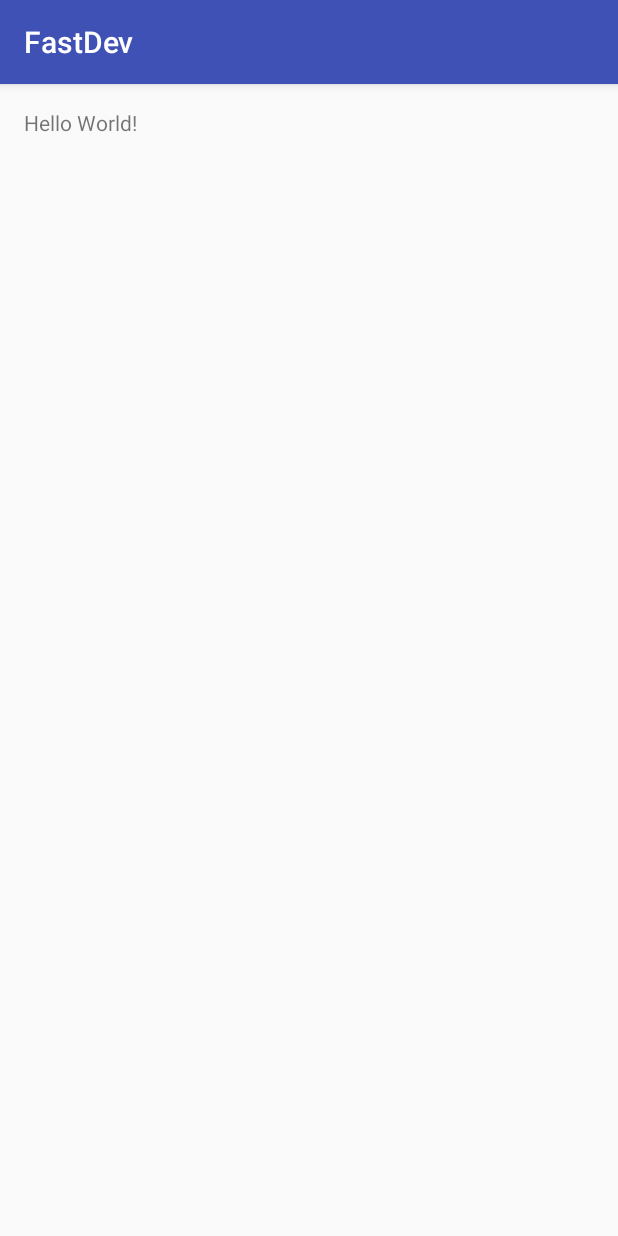
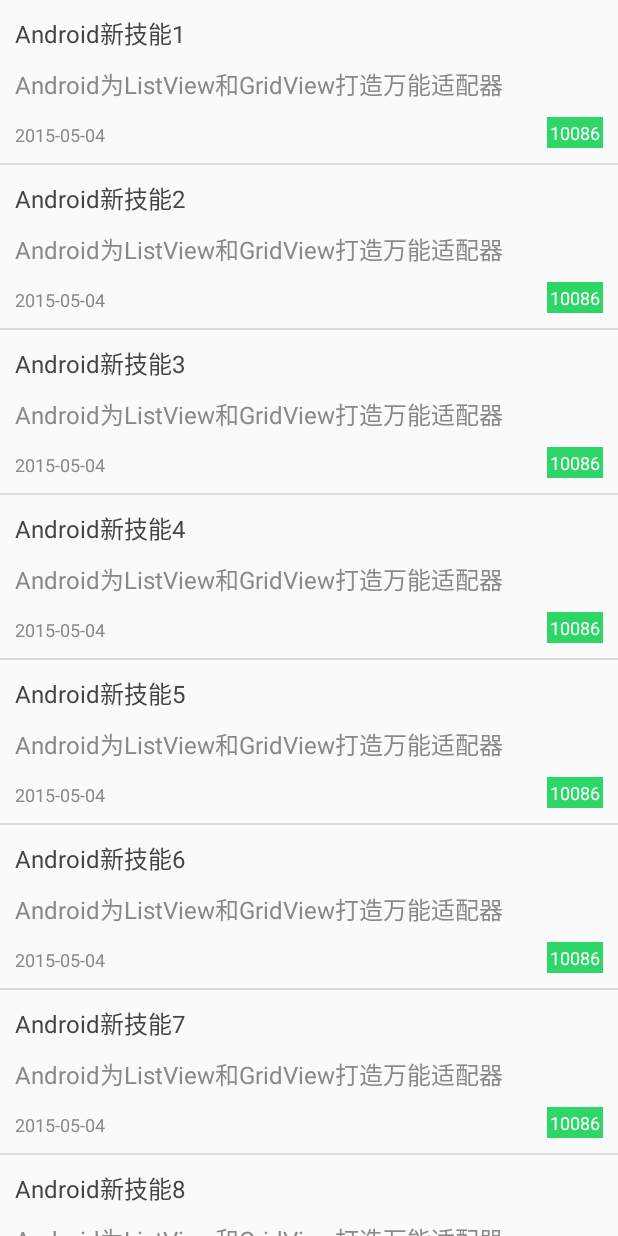
Before and after one commit to mao6/FastDev, an Android app: the screen it shows after launch (MainActivity), on a phone screen of 412 x 824 dp. Run offline under Robolectric (Android 15) with nearby library versions, the phone set to English and light mode, and no system bars.

Commit message:
android 打造万能适配器

```diff
--- /dev/null
+++ b/app/src/main/java/com/aomao/fastdev/Bean.java
@@ -0,0 +1,55 @@
+package com.aomao.fastdev;
+
+/**
+ * Created by aomao on 2017/3/26.
+ */
+
+public class Bean {
+    private String title;
+    private String desc;
+    private String time;
+    private String phone;
+
+    public Bean() {
+    }
+
+    public Bean(String title, String desc, String time, String phone) {
+        this.title = title;
+
+        this.desc = desc;
+        this.time = time;
+        this.phone = phone;
+    }
+
+    public String getTitle() {
+        return title;
+    }
+
+    public void setTitle(String title) {
+        this.title = title;
+    }
+
+    public String getDesc() {
+        return desc;
+    }
+
+    public void setDesc(String desc) {
+        this.desc = desc;
+    }
+
+    public String getTime() {
+        return time;
+    }
+
+    public void setTime(String time) {
+        this.time = time;
+    }
+
+    public String getPhone() {
+        return phone;
+    }
+
+    public void setPhone(String phone) {
+        this.phone = phone;
+    }
+}
--- /dev/null
+++ b/app/src/main/java/com/aomao/fastdev/DemoAdapter.java
@@ -0,0 +1,76 @@
+package com.aomao.fastdev;
+
+import android.content.Context;
+import android.view.LayoutInflater;
+import android.view.View;
+import android.view.ViewGroup;
+import android.widget.BaseAdapter;
+import android.widget.TextView;
+
+import java.util.List;
+
+/**
+ * Created by aomao on 2017/3/26.
+ */
+
+public class DemoAdapter extends BaseAdapter{
+    private LayoutInflater mInflater;
+    private List<Bean> mDatas;
+    //MyAdapter需要一个Context，通过Context获得Layout.inflater，然后通过inflater加载item的布局
+    public DemoAdapter(Context context, List<Bean> datas) {
+
+        mInflater = LayoutInflater.from(context);
+        mDatas = datas;
+    }
+    @Override
+    public int getCount() {
+        return mDatas.size();
+    }
+
+    @Override
+    public Object getItem(int position) {
+        return mDatas.get(position);
+    }
+
+    @Override
+    public long getItemId(int position) {
+        return position;
+    }
+
+    //这个方法才是重点，我们要为它编写一个ViewHolder
+    @Override
+    public View getView(int position, View convertView, ViewGroup parent) {
+        ViewHolder holder = null;
+        if (convertView == null) {
+            convertView = mInflater.inflate(R.layout.item_listview, parent, false); //加载布局
+            holder = new ViewHolder();
+
+            holder.titleTv = (TextView) convertView.findViewById(R.id.titleTv);
+            holder.descTv = (TextView) convertView.findViewById(R.id.descTv);
+            holder.timeTv = (TextView) convertView.findViewById(R.id.timeTv);
+            holder.phoneTv = (TextView) convertView.findViewById(R.id.phoneTv);
+
+            convertView.setTag(holder);
+        } else { //else里面说明，convertView已经被复用了，说明convertView中已经设置过tag了，即holder
+            holder = (ViewHolder) convertView.getTag();
+        }
+
+        Bean bean = mDatas.get(position);
+        holder.titleTv.setText(bean.getTitle());
+        holder.descTv.setText(bean.getDesc());
+        holder.timeTv.setText(bean.getTime());
+        holder.phoneTv.setText(bean.getPhone());
+
+        return convertView;
+    }
+
+    //这个ViewHolder只能服务于当前这个特定的adapter，因为ViewHolder里会指定item的控件，不同的ListView，item可能不同，所以ViewHolder写成一个私有的类
+    private class ViewHolder {
+        TextView titleTv;
+        TextView descTv;
+        TextView timeTv;
+        TextView phoneTv;
+    }
+
+
+}
--- a/app/src/main/java/com/aomao/fastdev/MainActivity.java
+++ b/app/src/main/java/com/aomao/fastdev/MainActivity.java
@@ -1,13 +1,69 @@
 package com.aomao.fastdev;
 
+import android.app.Activity;
 import android.support.v7.app.AppCompatActivity;
 import android.os.Bundle;
+import android.widget.ListView;
 
-public class MainActivity extends AppCompatActivity {
+import java.util.ArrayList;
+import java.util.List;
+
+public class MainActivity extends Activity {
+
+    private ListView listView;
+    private List<Bean> mDatas;
+    private DemoAdapter mAdapter;
 
     @Override
     protected void onCreate(Bundle savedInstanceState) {
         super.onCreate(savedInstanceState);
         setContentView(R.layout.activity_main);
+
+        initView();
+        initData();
+
+    }
+
+    //方法：初始化View
+    private void initView() {
+        listView = (ListView) findViewById(R.id.listView);
+    }
+
+    //方法；初始化Data
+    private void initData() {
+        mDatas = new ArrayList<Bean>();
+
+        //将数据装到集合中去
+        Bean bean = new Bean("Android新技能1", "Android为ListView和GridView打造万能适配器", "2015-05-04", "10086");
+        mDatas.add(bean);
+
+        bean = new Bean("Android新技能2", "Android为ListView和GridView打造万能适配器", "2015-05-04", "10086");
+        mDatas.add(bean);
+
+        bean = new Bean("Android新技能3", "Android为ListView和GridView打造万能适配器", "2015-05-04", "10086");
+        mDatas.add(bean);
+
+        bean = new Bean("Android新技能4", "Android为ListView和GridView打造万能适配器", "2015-05-04", "10086");
+        mDatas.add(bean);
+
+        bean = new Bean("Android新技能5", "Android为ListView和GridView打造万能适配器", "2015-05-04", "10086");
+        mDatas.add(bean);
+
+        bean = new Bean("Android新技能6", "Android为ListView和GridView打造万能适配器", "2015-05-04", "10086");
+        mDatas.add(bean);
+
+        bean = new Bean("Android新技能7", "Android为ListView和GridView打造万能适配器", "2015-05-04", "10086");
+        mDatas.add(bean);
+
+        bean = new Bean("Android新技能8", "Android为ListView和GridView打造万能适配器", "2015-05-04", "10086");
+        mDatas.add(bean);
+
+        bean = new Bean("Android新技能9", "Android为ListView和GridView打造万能适配器", "2015-05-04", "10086");
+        mDatas.add(bean);
+
+        //为数据绑定适配器
+        mAdapter = new DemoAdapter(this,mDatas);
+
+        listView.setAdapter(mAdapter);
     }
 }
--- a/app/src/main/res/layout/activity_main.xml
+++ b/app/src/main/res/layout/activity_main.xml
@@ -1,17 +1,11 @@
-<?xml version="1.0" encoding="utf-8"?>
 <RelativeLayout xmlns:android="http://schemas.android.com/apk/res/android"
     xmlns:tools="http://schemas.android.com/tools"
     android:layout_width="match_parent"
-    android:layout_height="match_parent"
-    android:paddingBottom="@dimen/activity_vertical_margin"
-    android:paddingLeft="@dimen/activity_horizontal_margin"
-    android:paddingRight="@dimen/activity_horizontal_margin"
-    android:paddingTop="@dimen/activity_vertical_margin"
-    tools:context="com.aomao.fastdev.MainActivity">
+    android:layout_height="match_parent">
 
-    <TextView
-        android:id="@+id/haha"
-        android:layout_width="wrap_content"
-        android:layout_height="wrap_content"
-        android:text="Hello World!" />
+    <ListView
+        android:id="@+id/listView"
+        android:layout_width="match_parent"
+        android:layout_height="match_parent"></ListView>
+
 </RelativeLayout>
--- /dev/null
+++ b/app/src/main/res/layout/item_listview.xml
@@ -0,0 +1,55 @@
+<RelativeLayout xmlns:android="http://schemas.android.com/apk/res/android"
+    xmlns:tools="http://schemas.android.com/tools"
+    android:layout_width="match_parent"
+    android:layout_height="match_parent"
+    android:padding="10dp">
+
+    <TextView
+        android:id="@+id/titleTv"
+        android:layout_width="wrap_content"
+        android:layout_height="wrap_content"
+        android:singleLine="true"
+        android:text="Android新技能"
+        android:textColor="#444"
+        android:textSize="16sp" />
+
+    <TextView
+        android:id="@+id/descTv"
+        android:layout_width="match_parent"
+        android:layout_height="wrap_content"
+        android:layout_below="@+id/titleTv"
+        android:layout_marginTop="10dp"
+        android:maxLines="2"
+        android:minLines="1"
+        android:text="Android为ListView和GridView打造万能适配器"
+        android:textColor="#898989"
+        android:textSize="16sp" />
+
+    <TextView
+        android:id="@+id/timeTv"
+        android:paddingTop="3dp"
+        android:layout_width="wrap_content"
+        android:layout_height="wrap_content"
+        android:layout_below="@+id/descTv"
+        android:layout_marginTop="10dp"
+        android:text="2015-05-04"
+        android:textColor="#898989"
+        android:textSize="12sp" />
+
+    <TextView
+        android:padding="2dp"
+        android:id="@+id/phoneTv"
+        android:gravity="center"
+        android:layout_width="wrap_content"
+        android:layout_height="wrap_content"
+        android:layout_below="@+id/descTv"
+        android:layout_marginTop="10dp"
+        android:background="#2ED667"
+        android:drawablePadding="5dp"
+        android:text="10086"
+        android:textColor="#ffffff"
+        android:textSize="12sp"
+        android:layout_alignParentRight="true" />
+
+
+</RelativeLayout>
```
